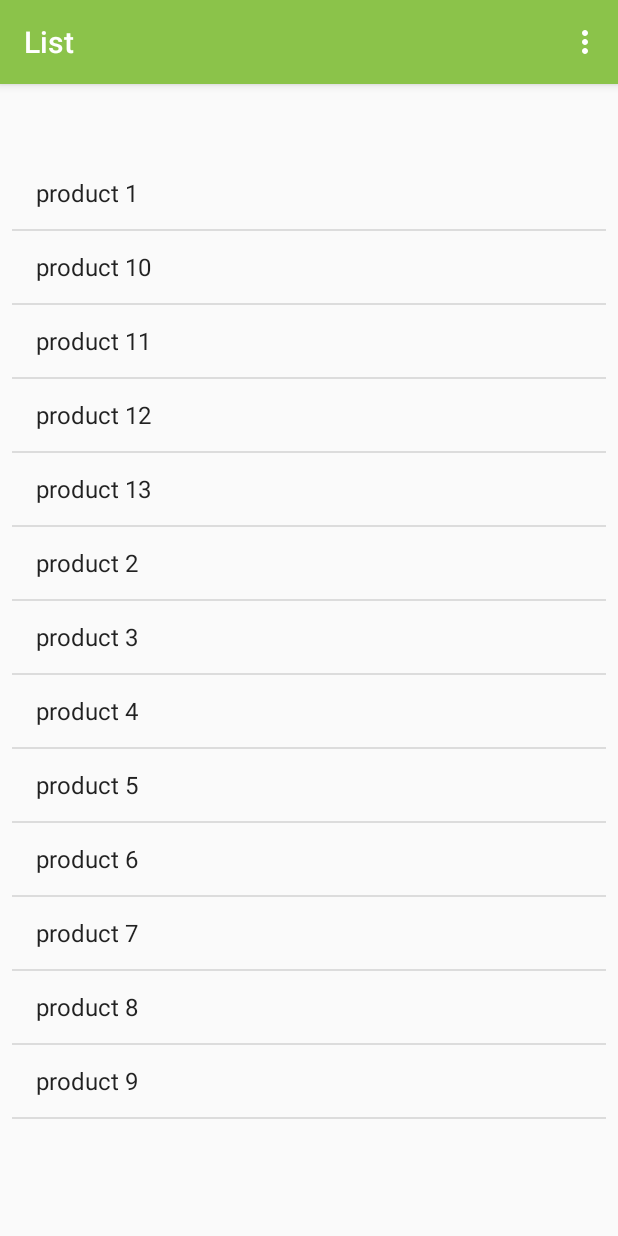
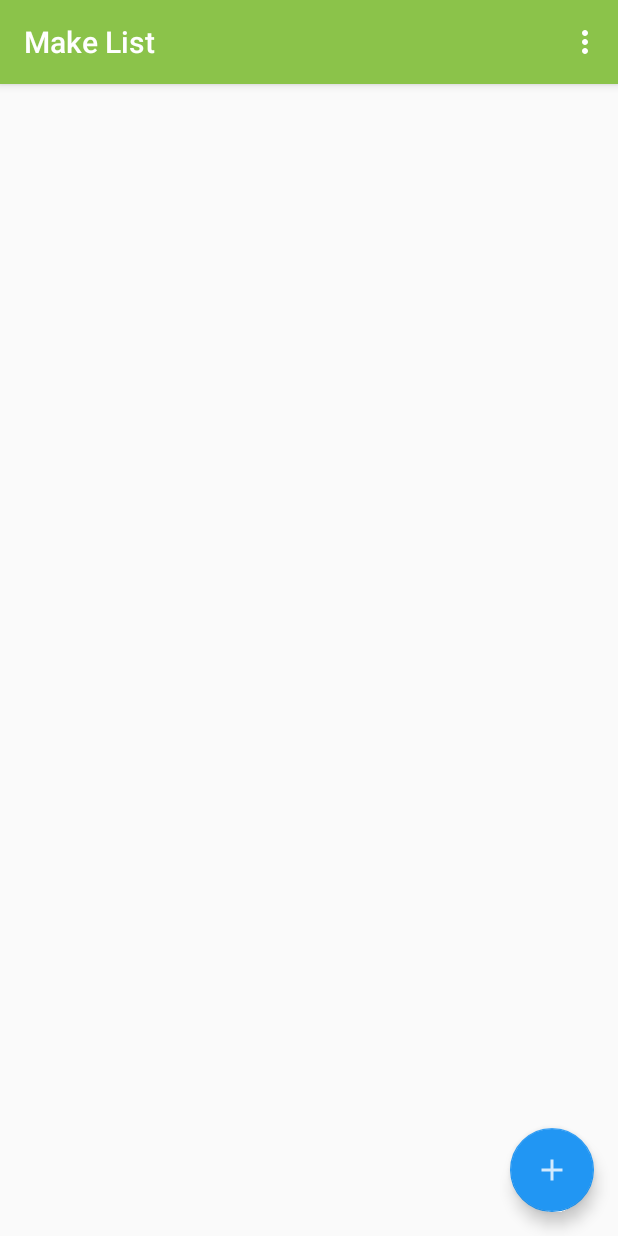
Before and after one commit to JaeNakamoto/Green_List, an Android app: the ShoppingList screen opened directly, with no data from a screen before it, in the options menu, after a tap on "Sort", on a phone screen of 412 x 824 dp. Run offline under Robolectric (Android 15) with nearby library versions, the phone set to English and light mode, and no system bars.

Commit message:
Added: - Add items to list

```diff
--- a/app/src/main/AndroidManifest.xml
+++ b/app/src/main/AndroidManifest.xml
@@ -10,7 +10,7 @@
         android:supportsRtl="true"
         android:theme="@style/AppTheme">
         <activity android:name=".ui.ShoppingList"
-            android:label="List" />
+            android:label="Make List" />
         <activity
             android:name=".ui.CreateList"
             android:label="Create new list" />
--- a/app/src/main/java/com/zero/greenlist/ui/ShoppingList.java
+++ b/app/src/main/java/com/zero/greenlist/ui/ShoppingList.java
@@ -1,12 +1,16 @@
 package com.zero.greenlist.ui;
 
+import androidx.appcompat.app.AlertDialog;
 import androidx.appcompat.app.AppCompatActivity;
 
+import android.content.DialogInterface;
 import android.content.Intent;
 import android.os.Bundle;
 import android.view.Menu;
 import android.view.MenuItem;
+import android.view.View;
 import android.widget.ArrayAdapter;
+import android.widget.EditText;
 import android.widget.ListView;
 import android.widget.TextView;
 
@@ -33,11 +37,6 @@ public class ShoppingList extends AppCompatActivity {
         textView.setText(listNaam);
 
         boodschappenlijst = new ArrayList<>();
-        Collections.addAll(boodschappenlijst, "product 1", "product 2", "product 3", "product 4", "product 5", "product 6", "product 7", "product 8", "product 9");
-        boodschappenlijst.add("product 10");
-        boodschappenlijst.add("product 11");
-        boodschappenlijst.add("product 12");
-        boodschappenlijst.add("product 13");
         adapter = new ArrayAdapter<>(this, android.R.layout.simple_list_item_1, boodschappenlijst);
         lv = (ListView)  findViewById(R.id.listView);
         lv.setAdapter(adapter);
@@ -62,6 +61,32 @@ public class ShoppingList extends AppCompatActivity {
             lv.setAdapter(adapter);
             return true;
         }
+
         return super.onOptionsItemSelected(item);
     }
+
+    //Geeft een pop-up om een nieuwe list item toe te voegen
+    public void addNewItem(View view) {
+        AlertDialog.Builder builder = new AlertDialog.Builder(this);
+        builder.setTitle("Add Item");
+        final EditText input = new EditText(this);
+        builder.setView(input);
+        builder.setPositiveButton("OK", (dialog, which) -> {
+            boodschappenlijst.add(prefferedCase(input.getText().toString()));
+            Collections.sort(boodschappenlijst);
+            lv.setAdapter(adapter);
+        });
+        builder.setNegativeButton("Cancel", (dialog, which) -> dialog.cancel());
+        builder.show();
+    }
+
+    //Zet de eerste letter van een string om naar een hoofdletter
+    public static String prefferedCase(String original) {
+
+        if(original.isEmpty()) {
+            return original;
+        }
+
+        return original.substring(0, 1).toUpperCase() + original.substring(1).toLowerCase();
+    }
 }
--- a/app/src/main/res/layout/activity_shopping_list.xml
+++ b/app/src/main/res/layout/activity_shopping_list.xml
@@ -35,20 +35,19 @@
         app:layout_constraintTop_toBottomOf="@+id/list_titel"
         app:layout_constraintVertical_bias="1.0" />
 
-<!--    <com.google.android.material.floatingactionbutton.FloatingActionButton
+    <com.google.android.material.floatingactionbutton.FloatingActionButton
         android:id="@+id/addProductButton"
         android:layout_width="wrap_content"
         android:layout_height="wrap_content"
         android:layout_marginEnd="16dp"
         android:layout_marginRight="16dp"
-        android:layout_marginBottom="64dp"
+        android:layout_marginBottom="16dp"
         android:clickable="true"
         app:backgroundTint="@color/colorAccent"
         app:layout_constraintBottom_toBottomOf="parent"
         app:layout_constraintEnd_toEndOf="parent"
         app:srcCompat="@drawable/ic_add_white_24dp"
-        android:onClick=""
+        android:onClick="addNewItem"
         android:focusable="true" />
--->
 
 </androidx.constraintlayout.widget.ConstraintLayout>
```
